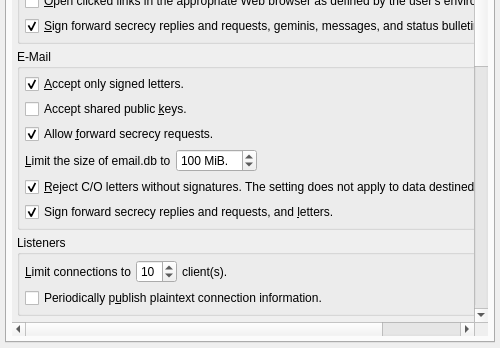
The window that branches/trunk/GoldBug-UI/spot-on-options.ui (textbrowser/spot-on) describes before a commit, drawn with Qt 5; both pictures show x 0 to 500 and y 302 to 650 of the 500 by 650 pixel window.
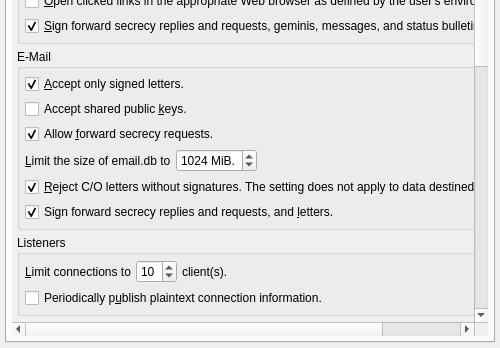
The same window after the commit. The open tabs and pages were chosen to show the change. Icons and pictures are not drawn.

Diff of the .ui file:
```diff
--- a/branches/trunk/GoldBug-UI/spot-on-options.ui
+++ b/branches/trunk/GoldBug-UI/spot-on-options.ui
@@ -1645,7 +1645,7 @@
                     <number>5000</number>
                    </property>
                    <property name="value">
-                    <number>100</number>
+                    <number>1024</number>
                    </property>
                   </widget>
                  </item>
```
